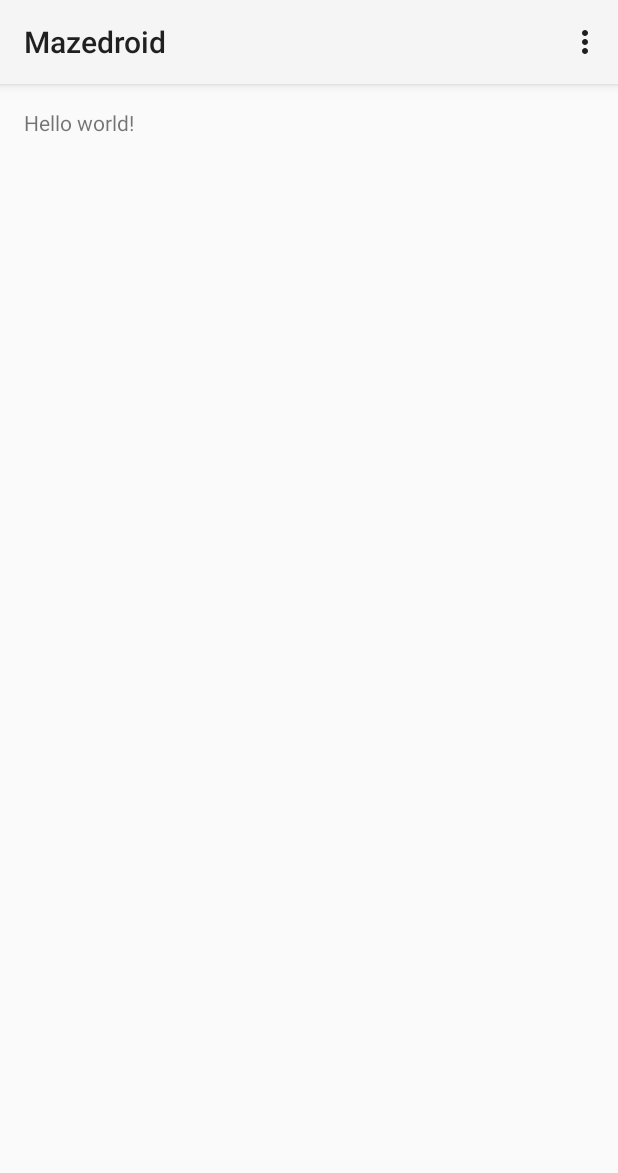
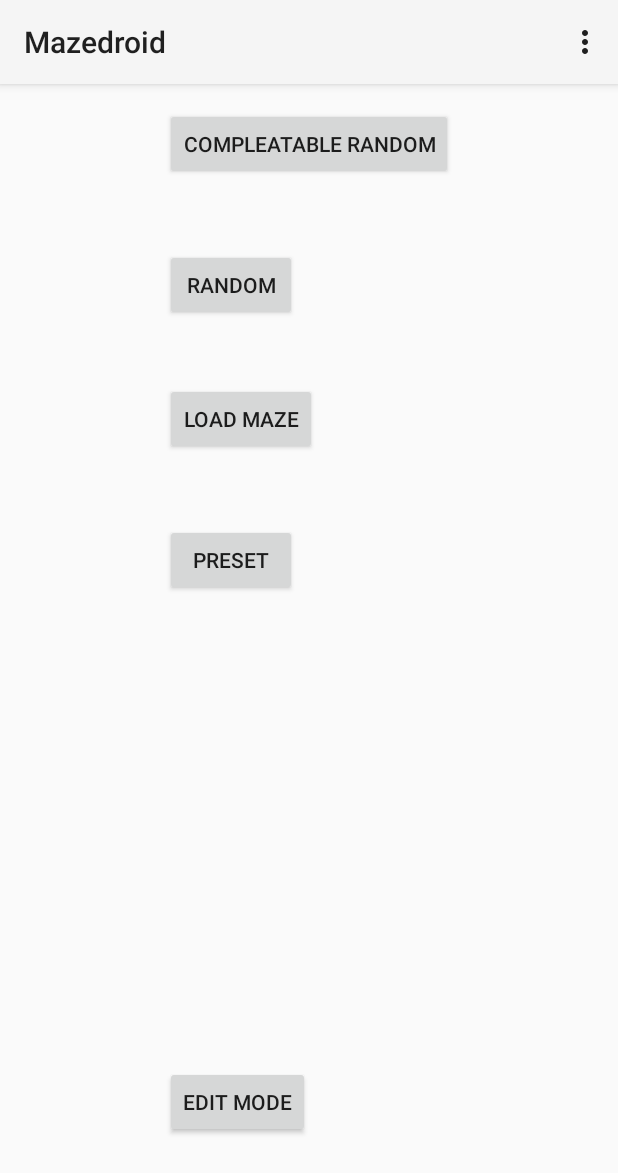
Before and after one commit to hillliam/mazedroid, an Android app: the screen it shows after launch (MainActivity), on a phone screen of 412 x 824 dp. Shown: the top 1173 px of the screen. Run offline under Robolectric (Android 15) with nearby library versions, the phone set to English and light mode, and no system bars.

Commit message:
layout
improved

```diff
--- a/app/src/main/res/layout/activity_main.xml
+++ b/app/src/main/res/layout/activity_main.xml
@@ -5,7 +5,54 @@
     android:paddingTop="@dimen/activity_vertical_margin"
     android:paddingBottom="@dimen/activity_vertical_margin" tools:context=".MainActivity">
 
-    <TextView android:text="@string/hello_world" android:layout_width="wrap_content"
-        android:layout_height="wrap_content" />
+    <Button
+        android:layout_width="wrap_content"
+        android:layout_height="wrap_content"
+        android:text="compleatable random"
+        android:id="@+id/button"
+        android:layout_alignParentTop="true"
+        android:layout_centerHorizontal="true"
+        android:onClick="compleatableclick" />
+
+    <Button
+        android:layout_width="wrap_content"
+        android:layout_height="wrap_content"
+        android:text="random"
+        android:id="@+id/button2"
+        android:layout_marginTop="46dp"
+        android:layout_below="@+id/button"
+        android:layout_alignStart="@+id/button"
+        android:onClick="randomclick" />
+
+    <Button
+        android:layout_width="wrap_content"
+        android:layout_height="wrap_content"
+        android:text="load maze"
+        android:id="@+id/button3"
+        android:layout_below="@+id/button2"
+        android:layout_alignStart="@+id/button2"
+        android:layout_marginTop="41dp"
+        android:onClick="loadmazeclick" />
+
+    <Button
+        android:layout_width="wrap_content"
+        android:layout_height="wrap_content"
+        android:text="preset"
+        android:id="@+id/button4"
+        android:layout_below="@+id/button3"
+        android:layout_alignStart="@+id/button3"
+        android:layout_marginTop="46dp"
+        android:nestedScrollingEnabled="false"
+        android:onClick="presetclick" />
+
+    <Button
+        android:layout_width="wrap_content"
+        android:layout_height="wrap_content"
+        android:text="edit mode"
+        android:id="@+id/button5"
+        android:layout_alignParentBottom="true"
+        android:layout_alignStart="@+id/button4"
+        android:layout_marginBottom="49dp"
+        android:onClick="editclick" />
 
 </RelativeLayout>
```
Also changed, not shown: app/build.gradle (+10 -2 lines), app/src/main/java/liam/mazedroid/MainActivity.java (+21 -0 lines), app/src/main/java/liam/mazedroid/editview.java (added, +44 -0 lines), app/src/main/java/liam/mazedroid/gameview.java (added, +86 -0 lines), app/src/main/java/liam/mazedroid/maze.java (added, +125 -0 lines), app/src/main/res/layout/sample_editview.xml (added, +10 -0 lines), app/src/main/res/layout/sample_gameview.xml (added, +10 -0 lines), app/src/main/res/values/attrs_editview.xml (added, +8 -0 lines), app/src/main/res/values/attrs_gameview.xml (added, +8 -0 lines).
